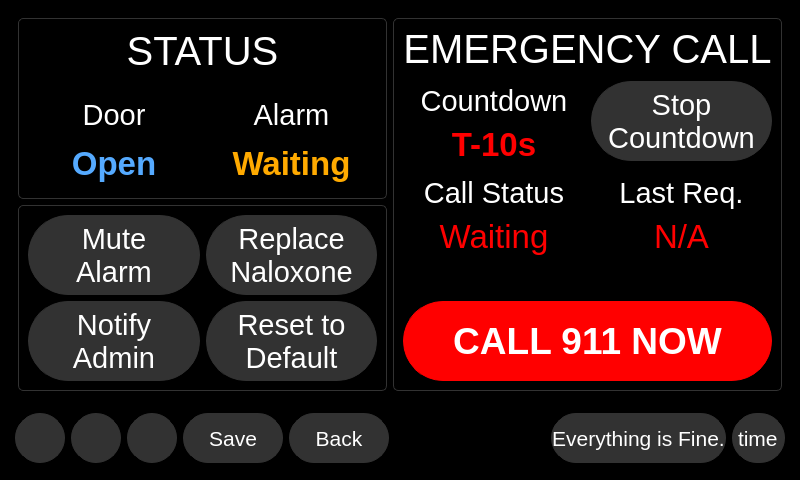
This is qt_design/main_window.ui in zyl120/Naloxone_Safety_Kit as Qt 5 draws it before an edit. The edited form follows.
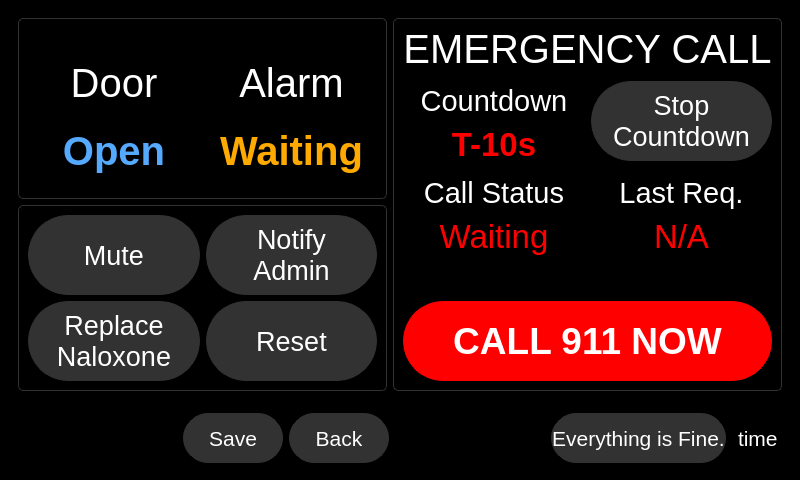
This is the edited form. The open tabs and pages were chosen to show the change. Icons and pictures are not drawn.

Commit message: change button style

What changed in the file:
```diff
--- a/qt_design/main_window.ui
+++ b/qt_design/main_window.ui
@@ -4677,8 +4677,8 @@
        </layout>
       </widget>
       <widget class="QWidget" name="doorOpenPage">
-       <layout class="QGridLayout" name="gridLayout_7" columnstretch="1,1">
-        <item row="3" column="0">
+       <layout class="QGridLayout" name="gridLayout_7" rowstretch="0,0" columnstretch="1,1">
+        <item row="1" column="0">
          <widget class="QFrame" name="alarmFrame">
           <property name="styleSheet">
            <string notr="true">.QFrame{border-radius: 5px;border-color:rgb(50,50,50);border-width: 1px;border-style: solid;}</string>
@@ -4696,97 +4696,7 @@
            <number>0</number>
           </property>
           <layout class="QGridLayout" name="gridLayout_13">
-           <item row="5" column="1">
-            <widget class="QPushButton" name="notify_admin_button_2">
-             <property name="sizePolicy">
-              <sizepolicy hsizetype="Preferred" vsizetype="Preferred">
-               <horstretch>0</horstretch>
-               <verstretch>0</verstretch>
-              </sizepolicy>
-             </property>
-             <property name="minimumSize">
-              <size>
-               <width>0</width>
-               <height>80</height>
-              </size>
-             </property>
-             <property name="maximumSize">
-              <size>
-               <width>16777215</width>
-               <height>80</height>
-              </size>
-             </property>
-             <property name="font">
-              <font>
-               <pointsize>22</pointsize>
-               <bold>false</bold>
-              </font>
-             </property>
-             <property name="styleSheet">
-              <string notr="true">color:white;border-radius: 40px;background-color:rgb(50,50,50);border-color:rgb(50,50,50);border-width: 1px;border-style: solid;</string>
-             </property>
-             <property name="text">
-              <string>Notify
-Admin</string>
-             </property>
-             <property name="icon">
-              <iconset>
-               <normaloff>../main/res/smartphone.png</normaloff>../main/res/smartphone.png</iconset>
-             </property>
-             <property name="iconSize">
-              <size>
-               <width>32</width>
-               <height>32</height>
-              </size>
-             </property>
-            </widget>
-           </item>
-           <item row="5" column="2">
-            <widget class="QPushButton" name="doorOpenResetPushButton">
-             <property name="sizePolicy">
-              <sizepolicy hsizetype="Preferred" vsizetype="Preferred">
-               <horstretch>0</horstretch>
-               <verstretch>0</verstretch>
-              </sizepolicy>
-             </property>
-             <property name="minimumSize">
-              <size>
-               <width>0</width>
-               <height>80</height>
-              </size>
-             </property>
-             <property name="maximumSize">
-              <size>
-               <width>16777215</width>
-               <height>80</height>
-              </size>
-             </property>
-             <property name="font">
-              <font>
-               <pointsize>22</pointsize>
-               <bold>false</bold>
-              </font>
-             </property>
-             <property name="styleSheet">
-              <string notr="true">color:white;border-radius: 40px;background-color:rgb(50,50,50);border-color:rgb(50,50,50);border-width: 1px;border-style: solid;</string>
-             </property>
-             <property name="text">
-              <string>Reset to
-Default</string>
-             </property>
-             <property name="icon">
-              <iconset>
-               <normaloff>../main/res/edit-reset.svg</normaloff>../main/res/edit-reset.svg</iconset>
-             </property>
-             <property name="iconSize">
-              <size>
-               <width>32</width>
-               <height>32</height>
-              </size>
-             </property>
-            </widget>
-           </item>
-           <item row="0" column="2">
+           <item row="4" column="0">
             <widget class="QPushButton" name="replace_naloxone_button_2">
              <property name="sizePolicy">
               <sizepolicy hsizetype="Preferred" vsizetype="Preferred">
@@ -4808,7 +4718,7 @@
              </property>
              <property name="font">
               <font>
-               <pointsize>22</pointsize>
+               <pointsize>20</pointsize>
                <bold>false</bold>
               </font>
              </property>
@@ -4831,7 +4741,51 @@
              </property>
             </widget>
            </item>
-           <item row="0" column="1">
+           <item row="4" column="1">
+            <widget class="QPushButton" name="doorOpenResetPushButton">
+             <property name="sizePolicy">
+              <sizepolicy hsizetype="Preferred" vsizetype="Preferred">
+               <horstretch>0</horstretch>
+               <verstretch>0</verstretch>
+              </sizepolicy>
+             </property>
+             <property name="minimumSize">
+              <size>
+               <width>0</width>
+               <height>80</height>
+              </size>
+             </property>
+             <property name="maximumSize">
+              <size>
+               <width>16777215</width>
+               <height>80</height>
+              </size>
+             </property>
+             <property name="font">
+              <font>
+               <pointsize>20</pointsize>
+               <bold>false</bold>
+              </font>
+             </property>
+             <property name="styleSheet">
+              <string notr="true">color:white;border-radius: 40px;background-color:rgb(50,50,50);border-color:rgb(50,50,50);border-width: 1px;border-style: solid;</string>
+             </property>
+             <property name="text">
+              <string>Reset</string>
+             </property>
+             <property name="icon">
+              <iconset>
+               <normaloff>../main/res/edit-reset.svg</normaloff>../main/res/edit-reset.svg</iconset>
+             </property>
+             <property name="iconSize">
+              <size>
+               <width>32</width>
+               <height>32</height>
+              </size>
+             </property>
+            </widget>
+           </item>
+           <item row="3" column="0">
             <widget class="QPushButton" name="alarmMutePushButton">
              <property name="sizePolicy">
               <sizepolicy hsizetype="Preferred" vsizetype="Preferred">
@@ -4853,7 +4807,7 @@
              </property>
              <property name="font">
               <font>
-               <pointsize>22</pointsize>
+               <pointsize>20</pointsize>
                <bold>false</bold>
               </font>
              </property>
@@ -4861,8 +4815,7 @@
               <string notr="true">color:white;border-radius: 40px;background-color:rgb(50,50,50);border-color:rgb(50,50,50);border-width: 1px;border-style: solid;</string>
              </property>
              <property name="text">
-              <string>Mute
-Alarm</string>
+              <string>Mute</string>
              </property>
              <property name="icon">
               <iconset>
@@ -4876,161 +4829,10 @@
              </property>
             </widget>
            </item>
-          </layout>
-         </widget>
-        </item>
-        <item row="2" column="0">
-         <widget class="QFrame" name="doorOpenFrame">
-          <property name="styleSheet">
-           <string notr="true">.QFrame{border-radius: 5px;border-color:rgb(50,50,50);border-width: 1px;border-style: solid;}</string>
-          </property>
-          <property name="frameShape">
-           <enum>QFrame::StyledPanel</enum>
-          </property>
-          <property name="frameShadow">
-           <enum>QFrame::Raised</enum>
-          </property>
-          <property name="lineWidth">
-           <number>3</number>
-          </property>
-          <property name="midLineWidth">
-           <number>0</number>
-          </property>
-          <layout class="QGridLayout" name="gridLayout_12">
-           <item row="1" column="0">
-            <layout class="QVBoxLayout" name="verticalLayout_32">
-             <item>
-              <widget class="QLabel" name="label_12">
-               <property name="minimumSize">
-                <size>
-                 <width>0</width>
-                 <height>0</height>
-                </size>
-               </property>
-               <property name="maximumSize">
-                <size>
-                 <width>16777215</width>
-                 <height>16777215</height>
-                </size>
-               </property>
-               <property name="font">
-                <font>
-                 <pointsize>22</pointsize>
-                </font>
-               </property>
-               <property name="styleSheet">
-                <string notr="true">color:white;border-width: 0px;</string>
-               </property>
-               <property name="text">
-                <string>Door</string>
-               </property>
-               <property name="alignment">
-                <set>Qt::AlignBottom|Qt::AlignHCenter</set>
-               </property>
-              </widget>
-             </item>
-             <item>
-              <widget class="QLabel" name="doorOpenLabel">
-               <property name="minimumSize">
-                <size>
-                 <width>0</width>
-                 <height>0</height>
-                </size>
-               </property>
-               <property name="maximumSize">
-                <size>
-                 <width>16777215</width>
-                 <height>16777215</height>
-                </size>
-               </property>
-               <property name="font">
-                <font>
-                 <pointsize>25</pointsize>
-                 <bold>true</bold>
-                </font>
-               </property>
-               <property name="styleSheet">
-                <string notr="true">color:rgb(85, 170, 255);</string>
-               </property>
-               <property name="text">
-                <string>Open</string>
-               </property>
-               <property name="alignment">
-                <set>Qt::AlignCenter</set>
-               </property>
-              </widget>
-             </item>
-            </layout>
-           </item>
-           <item row="1" column="1">
-            <layout class="QVBoxLayout" name="verticalLayout_25">
-             <item>
-              <widget class="QLabel" name="label_6">
-               <property name="minimumSize">
-                <size>
-                 <width>0</width>
-                 <height>0</height>
-                </size>
-               </property>
-               <property name="maximumSize">
-                <size>
-                 <width>16777215</width>
-                 <height>16777215</height>
-                </size>
-               </property>
-               <property name="font">
-                <font>
-                 <pointsize>22</pointsize>
-                </font>
-               </property>
-               <property name="styleSheet">
-                <string notr="true">color:white;border-width: 0px;</string>
-               </property>
-               <property name="text">
-                <string>Alarm</string>
-               </property>
-               <property name="alignment">
-                <set>Qt::AlignBottom|Qt::AlignHCenter</set>
-               </property>
-              </widget>
-             </item>
-             <item>
-              <widget class="QLabel" name="alarmStatusLabel">
-               <property name="minimumSize">
-                <size>
-                 <width>0</width>
-                 <height>0</height>
-                </size>
-               </property>
-               <property name="maximumSize">
-                <size>
-                 <width>16777215</width>
-                 <height>16777215</height>
-                </size>
-               </property>
-               <property name="font">
-                <font>
-                 <pointsize>25</pointsize>
-                 <bold>true</bold>
-                </font>
-               </property>
-               <property name="styleSheet">
-                <string notr="true">color: rgb(255, 170, 0);</string>
-               </property>
-               <property name="text">
-                <string>Waiting</string>
-               </property>
-               <property name="alignment">
-                <set>Qt::AlignCenter</set>
-               </property>
-              </widget>
-             </item>
-            </layout>
-           </item>
-           <item row="0" column="0" colspan="2">
-            <widget class="QLabel" name="status_label">
+           <item row="3" column="1">
+            <widget class="QPushButton" name="notify_admin_button_2">
              <property name="sizePolicy">
-              <sizepolicy hsizetype="Preferred" vsizetype="Fixed">
+              <sizepolicy hsizetype="Preferred" vsizetype="Preferred">
                <horstretch>0</horstretch>
                <verstretch>0</verstretch>
               </sizepolicy>
@@ -5038,36 +4840,47 @@
              <property name="minimumSize">
               <size>
                <width>0</width>
-               <height>0</height>
+               <height>80</height>
               </size>
              </property>
              <property name="maximumSize">
               <size>
                <width>16777215</width>
-               <height>16777215</height>
+               <height>80</height>
               </size>
              </property>
              <property name="font">
               <font>
-               <pointsize>30</pointsize>
+               <pointsize>20</pointsize>
                <bold>false</bold>
               </font>
              </property>
              <property name="styleSheet">
-              <string notr="true">color:white;border-width: 0px;</string>
+              <string notr="true">color:white;border-radius: 40px;background-color:rgb(50,50,50);border-color:rgb(50,50,50);border-width: 1px;border-style: solid;</string>
              </property>
              <property name="text">
-              <string>STATUS</string>
+              <string>Notify
+Admin</string>
              </property>
-             <property name="alignment">
-              <set>Qt::AlignBottom|Qt::AlignHCenter</set>
+             <property name="icon">
+              <iconset>
+               <normaloff>../main/res/smartphone.png</normaloff>../main/res/smartphone.png</iconset>
+             </property>
+             <property name="iconSize">
+              <size>
+               <width>32</width>
+               <height>32</height>
+              </size>
+             </property>
+             <property name="flat">
+              <bool>false</bool>
              </property>
             </widget>
            </item>
           </layout>
          </widget>
         </item>
-        <item row="2" column="1" rowspan="2">
+        <item row="0" column="1" rowspan="2">
          <widget class="QFrame" name="emergencyCallFrame">
           <property name="styleSheet">
            <string notr="true">.QFrame{border-radius: 5px;border-color:rgb(50,50,50);border-width: 1px;border-style: solid;}</string>
@@ -5221,7 +5034,7 @@
              </property>
              <property name="font">
               <font>
-               <pointsize>22</pointsize>
+               <pointsize>20</pointsize>
                <bold>false</bold>
               </font>
              </property>
@@ -5454,6 +5267,149 @@
           </layout>
          </widget>
         </item>
+        <item row="0" column="0">
+         <widget class="QFrame" name="doorOpenFrame">
+          <property name="styleSheet">
+           <string notr="true">.QFrame{border-radius: 5px;border-color:rgb(50,50,50);border-width: 1px;border-style: solid;}</string>
+          </property>
+          <property name="frameShape">
+           <enum>QFrame::StyledPanel</enum>
+          </property>
+          <property name="frameShadow">
+           <enum>QFrame::Raised</enum>
+          </property>
+          <property name="lineWidth">
+           <number>3</number>
+          </property>
+          <property name="midLineWidth">
+           <number>0</number>
+          </property>
+          <layout class="QGridLayout" name="gridLayout_12" rowstretch="1,1" columnstretch="1,1">
+           <item row="1" column="1">
+            <widget class="QLabel" name="alarmStatusLabel">
+             <property name="minimumSize">
+              <size>
+               <width>0</width>
+               <height>0</height>
+              </size>
+             </property>
+             <property name="maximumSize">
+              <size>
+               <width>16777215</width>
+               <height>16777215</height>
+              </size>
+             </property>
+             <property name="font">
+              <font>
+               <pointsize>30</pointsize>
+               <bold>true</bold>
+              </font>
+             </property>
+             <property name="styleSheet">
+              <string notr="true">color: rgb(255, 170, 0);</string>
+             </property>
+             <property name="text">
+              <string>Waiting</string>
+             </property>
+             <property name="alignment">
+              <set>Qt::AlignCenter</set>
+             </property>
+            </widget>
+           </item>
+           <item row="0" column="0">
+            <widget class="QLabel" name="label_12">
+             <property name="minimumSize">
+              <size>
+               <width>0</width>
+               <height>0</height>
+              </size>
+             </property>
+             <property name="maximumSize">
+              <size>
+               <width>16777215</width>
+               <height>16777215</height>
+              </size>
+             </property>
+             <property name="font">
+              <font>
+               <pointsize>30</pointsize>
+              </font>
+             </property>
+             <property name="styleSheet">
+              <string notr="true">color:white;border-width: 0px;</string>
+             </property>
+             <property name="text">
+              <string>Door</string>
+             </property>
+             <property name="alignment">
+              <set>Qt::AlignBottom|Qt::AlignHCenter</set>
+             </property>
+            </widget>
+           </item>
+           <item row="1" column="0">
+            <widget class="QLabel" name="doorOpenLabel">
+             <property name="minimumSize">
+              <size>
+               <width>0</width>
+               <height>0</height>
+              </size>
+             </property>
+             <property name="maximumSize">
+              <size>
+               <width>16777215</width>
+               <height>16777215</height>
+              </size>
+             </property>
+             <property name="font">
+              <font>
+               <pointsize>30</pointsize>
+               <bold>true</bold>
+              </font>
+             </property>
+             <property name="styleSheet">
+              <string notr="true">color:rgb(85, 170, 255);</string>
+             </property>
+             <property name="text">
+              <string>Open</string>
+             </property>
+             <property name="alignment">
+              <set>Qt::AlignCenter</set>
+             </property>
+            </widget>
+           </item>
+           <item row="0" column="1">
+            <widget class="QLabel" name="label_6">
+             <property name="minimumSize">
+              <size>
+               <width>0</width>
+               <height>0</height>
+              </size>
+             </property>
+             <property name="maximumSize">
+              <size>
+               <width>16777215</width>
+               <height>16777215</height>
+              </size>
+             </property>
+             <property name="font">
+              <font>
+               <pointsize>30</pointsize>
+              </font>
+             </property>
+             <property name="styleSheet">
+              <string notr="true">color:white;border-width: 0px;</string>
+             </property>
+             <property name="text">
+              <string>Alarm</string>
+             </property>
+             <property name="alignment">
+              <set>Qt::AlignBottom|Qt::AlignHCenter</set>
+             </property>
+            </widget>
+           </item>
+          </layout>
+         </widget>
+        </item>
        </layout>
       </widget>
      </widget>
@@ -5521,15 +5477,11 @@
           </font>
          </property>
          <property name="styleSheet">
-          <string notr="true">QPushButton{color: white; background-color: rgb(50,50,50); border-radius:25px;border-color: rgb(50,50,50);border-width: 1px;border-style: solid;}
+          <string notr="true">QPushButton{color: white; border-color:black; border-radius:25px;border-width: 1px;border-style: solid;}
 
 QPushButton:checked{
-color: white;background-color: rgb(90, 90, 90);
-border-color: rgb(90,90,90);}
-QPushButton:disabled {
-background-color: rgb(20,20,20);
-color:darkgrey;border-color: rgb(20,20,20);
-}</string>
+color: white;background-color: rgb(50,50,50);
+border-color: rgb(50,50,50);}</string>
          </property>
          <property name="text">
           <string/>
@@ -5579,15 +5531,11 @@
           </font>
          </property>
          <property name="styleSheet">
-          <string notr="true">QPushButton{color: white; background-color: rgb(50,50,50); border-radius:25px;border-color: rgb(50,50,50);border-width: 1px;border-style: solid;}
+          <string notr="true">QPushButton{color: white; border-color:black; border-radius:25px;border-width: 1px;border-style: solid;}
 
 QPushButton:checked{
-color: white;background-color: rgb(90, 90, 90);
-border-color: rgb(90,90,90);}
-QPushButton:disabled {
-background-color: rgb(20,20,20);
-color:darkgrey;border-color: rgb(20,20,20);
-}</string>
+color: white;background-color: rgb(50,50,50);
+border-color: rgb(50,50,50);}</string>
          </property>
          <property name="text">
           <string/>
@@ -5637,15 +5585,11 @@
           <bool>false</bool>
          </property>
          <property name="styleSheet">
-          <string notr="true">QPushButton{color: white; background-color: rgb(50,50,50); border-radius:25px;border-color: rgb(50,50,50);border-width: 1px;border-style: solid;}
+          <string notr="true">QPushButton{color: white; border-color:black; border-radius:25px;border-width: 1px;border-style: solid;}
 
 QPushButton:checked{
-color: white;background-color: rgb(90, 90, 90);
-border-color: rgb(90,90,90);}
-QPushButton:disabled {
-background-color: rgb(20,20,20);
-color:darkgrey;border-color: rgb(20,20,20);
-}</string>
+color: white;background-color: rgb(50,50,50);
+border-color: rgb(50,50,50);}</string>
          </property>
          <property name="text">
           <string/>
@@ -5834,7 +5778,7 @@
           </font>
          </property>
          <property name="styleSheet">
-          <string notr="true">color: white; background-color: rgb(50,50,50); border-radius:25px;border-color: rgb(50,50,50);border-width: 1px;border-style: solid;</string>
+          <string notr="true">color: white; background-color: black; border-radius:25px;border-color: black;border-width: 1px;border-style: solid;</string>
          </property>
          <property name="text">
           <string>time</string>
```
Left out of the diff: 26 changed lines with no effect on the pictures. The commit also changes 2 other files.
